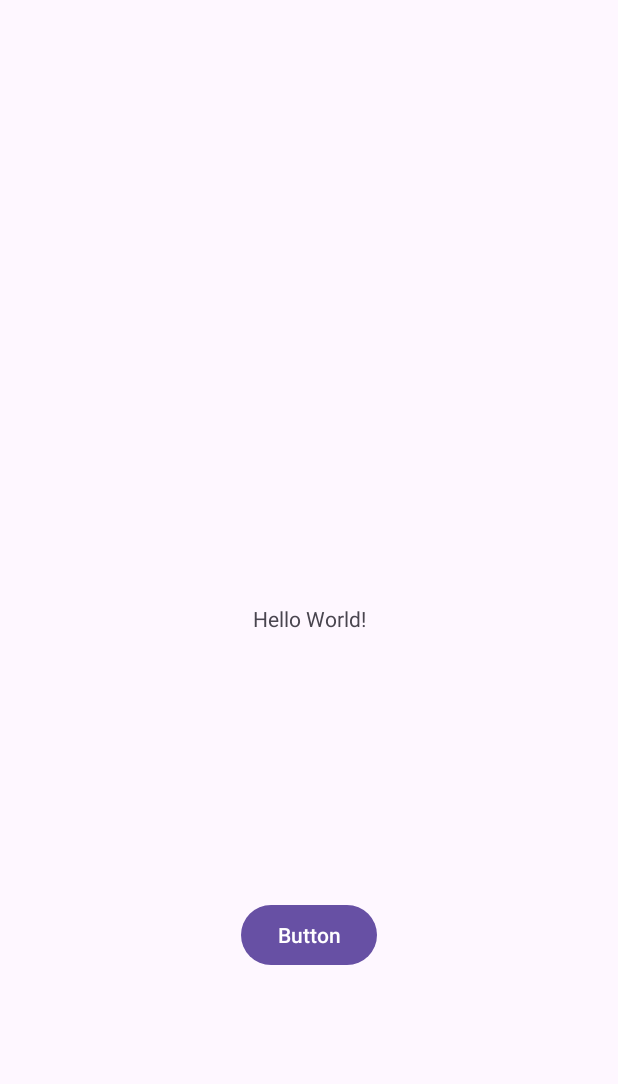
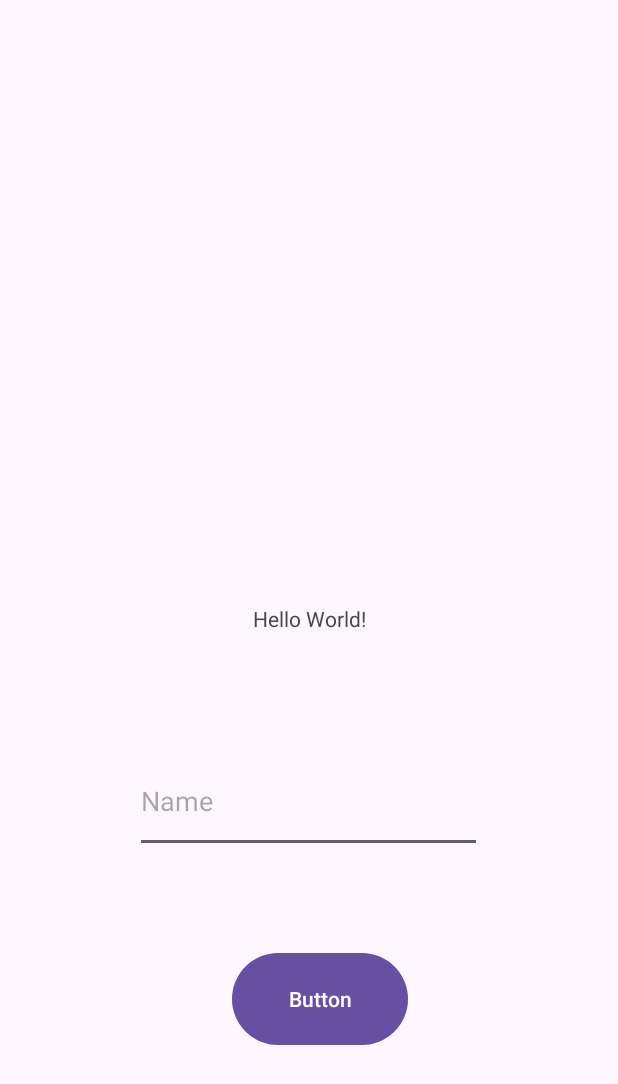
Before and after one commit to abhinav-soe/Basics-JPC, an Android app: the screen it shows after launch (MainActivity), on a phone screen of 412 x 824 dp. Shown: the top 1084 px of the screen. Run offline under Robolectric (Android 15) with nearby library versions, the phone set to English and light mode, and no system bars.

Commit message:
making my first basic app

```diff
--- a/MyApplication/app/src/main/java/com/example/myapplication/MainActivity.java
+++ b/MyApplication/app/src/main/java/com/example/myapplication/MainActivity.java
@@ -3,6 +3,9 @@ package com.example.myapplication;
 import androidx.appcompat.app.AppCompatActivity;
 
 import android.os.Bundle;
+import android.view.View;
+import android.widget.EditText;
+import android.widget.TextView;
 
 public class MainActivity extends AppCompatActivity {
 
@@ -11,4 +14,11 @@ public class MainActivity extends AppCompatActivity {
         super.onCreate(savedInstanceState);
         setContentView(R.layout.activity_main);
     }
+
+    public void onBtnClick(View View){
+        TextView txtHello=findViewById(R.id.txtMessage);
+        EditText edtTxt=findViewById(R.id.editTextView);
+        txtHello.setText(edtTxt.getText().toString());
+
+    }
 }
--- a/MyApplication/app/src/main/res/layout/activity_main.xml
+++ b/MyApplication/app/src/main/res/layout/activity_main.xml
@@ -7,7 +7,7 @@
     tools:context=".MainActivity">
 
     <TextView
-        android:id="@+id/textView"
+        android:id="@+id/txtMessage"
         android:layout_width="wrap_content"
         android:layout_height="wrap_content"
         android:text="Hello World!"
@@ -18,12 +18,30 @@
 
     <Button
         android:id="@+id/button"
-        android:layout_width="wrap_content"
-        android:layout_height="wrap_content"
+        android:layout_width="117dp"
+        android:layout_height="69dp"
+        android:onClick="onBtnClick"
         android:text="Button"
         app:layout_constraintBottom_toBottomOf="parent"
         app:layout_constraintEnd_toEndOf="parent"
+        app:layout_constraintHorizontal_bias="0.525"
         app:layout_constraintStart_toStartOf="parent"
-        app:layout_constraintTop_toBottomOf="@+id/textView" />
+        app:layout_constraintTop_toBottomOf="@+id/txtMessage"
+        app:layout_constraintVertical_bias="0.63" />
+
+    <EditText
+        android:id="@+id/editTextView"
+        android:layout_width="231dp"
+        android:layout_height="69dp"
+        android:layout_marginTop="68dp"
+        android:ems="10"
+        android:hint="Name"
+        android:inputType="text"
+        app:layout_constraintBottom_toTopOf="@+id/button"
+        app:layout_constraintEnd_toEndOf="parent"
+        app:layout_constraintHorizontal_bias="0.497"
+        app:layout_constraintStart_toStartOf="parent"
+        app:layout_constraintTop_toBottomOf="@+id/txtMessage"
+        app:layout_constraintVertical_bias="0.127" />
 
 </androidx.constraintlayout.widget.ConstraintLayout>
```
